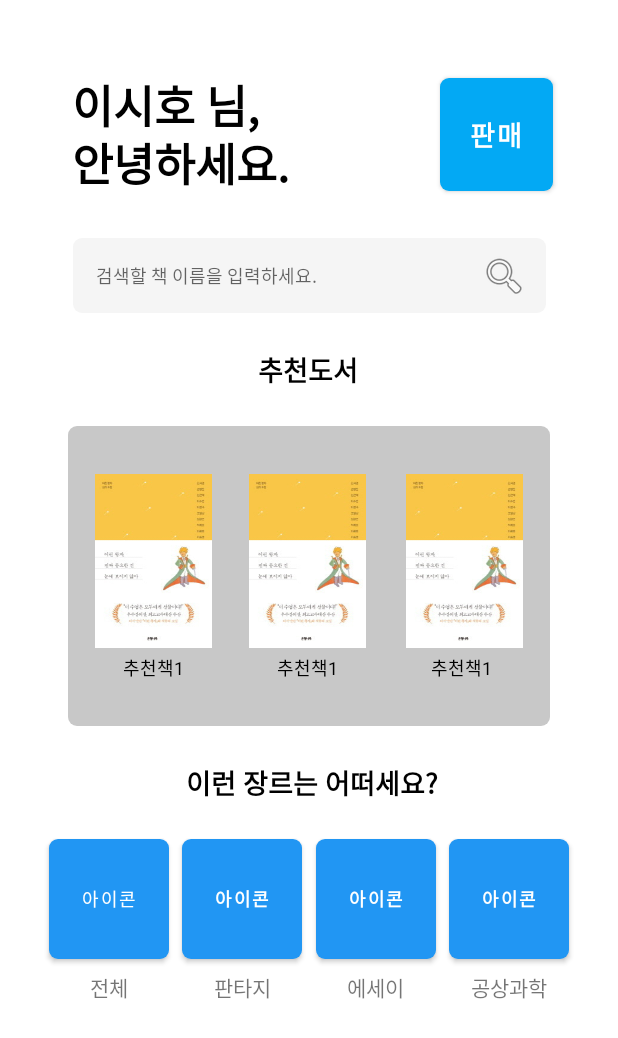
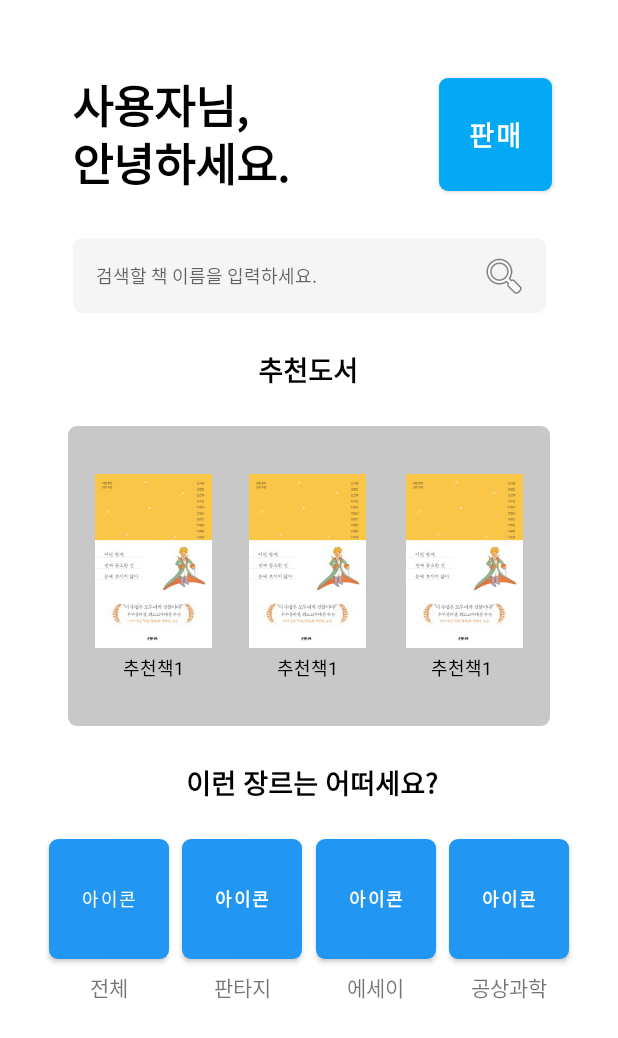
Before and after one commit to young6126/SHbook, an Android app: the SearchMainActivity screen opened directly, with no data from a screen before it, on a phone screen of 412 x 824 dp. Shown: the top 1038 px of the screen. Run offline under Robolectric (Android 15) with nearby library versions, the phone set to English and light mode, and no system bars.

```diff
--- a/app/src/main/java/com/example/shbook/SearchMainActivity.java
+++ b/app/src/main/java/com/example/shbook/SearchMainActivity.java
@@ -1,21 +1,17 @@
 package com.example.shbook;
 
-import androidx.appcompat.app.AppCompatActivity;
-
-import android.app.Activity;
-import android.app.AlertDialog;
-import android.content.DialogInterface;
 import android.content.Intent;
+import android.content.SharedPreferences;
 import android.os.Bundle;
-import android.util.Log;
+import android.view.KeyEvent;
 import android.view.View;
+import android.view.inputmethod.EditorInfo;
 import android.widget.Button;
 import android.widget.EditText;
+import android.widget.TextView;
 import android.widget.Toast;
 
-import com.google.zxing.client.android.Intents;
-import com.google.zxing.integration.android.IntentIntegrator;
-import com.google.zxing.integration.android.IntentResult;
+import androidx.appcompat.app.AppCompatActivity;
 
 public class SearchMainActivity extends AppCompatActivity {
     private long backKeyPressedTime = 0;    // '뒤로' 버튼을 클릭했을 때의 시간
@@ -23,22 +19,37 @@ public class SearchMainActivity extends AppCompatActivity {
     private Toast toast;
     Button btnSell;
     EditText searchEdit;
-
+    TextView profileText1;
     @Override
     protected void onCreate(Bundle savedInstanceState) {
         super.onCreate(savedInstanceState);
         setContentView(R.layout.search_main);
-
+        SharedPreferences pref = getSharedPreferences("LoginData",MODE_PRIVATE);
+        String loginData = pref.getString("ID","사용자") + "님, \n안녕하세요.";
         btnSell = (Button)findViewById(R.id.sellBtn1);
         searchEdit = (EditText)findViewById(R.id.searchEdittext);
-
-
+        profileText1 = (TextView)findViewById(R.id.profileText1);
+        profileText1.setText(loginData);
         btnSell.setOnClickListener(new View.OnClickListener() {
             @Override
             public void onClick(View view) {
                 Intent intent = new Intent(getApplicationContext(), SellMain.class);
                 startActivity(intent);
                 finish();
+            }
+        });
+        searchEdit.setOnEditorActionListener(new TextView.OnEditorActionListener() {
+
+            @Override
+            public boolean onEditorAction(TextView v, int actionId, KeyEvent event) {
+                if (actionId == EditorInfo.IME_ACTION_SEARCH) {
+                    final String text = searchEdit.getText().toString();
+                    Intent intent = new Intent(getApplicationContext(),SearchResultActivity.class);
+                    intent.putExtra("Searchhint",text);
+                    startActivity(intent);
+                    return true;
+                }
+                return false;
             }
         });
     }
--- a/app/src/main/java/com/example/shbook/SellPage.java
+++ b/app/src/main/java/com/example/shbook/SellPage.java
@@ -58,8 +58,6 @@ public class SellPage extends AppCompatActivity {
 
     private FirebaseDatabase database = FirebaseDatabase.getInstance(); //데이터베이스에 접근할 수 있는 진입점 클래스
     private DatabaseReference databaseReference = database.getReference(); //실시간 데이터베이스주소 저장
-
-
 
     View priceView;
     View statusView;
--- a/app/src/main/res/layout/bookdetails.xml
+++ b/app/src/main/res/layout/bookdetails.xml
@@ -106,6 +106,7 @@
     </androidx.constraintlayout.widget.ConstraintLayout>
 
     <androidx.constraintlayout.widget.ConstraintLayout
+        android:id="@+id/seller1"
         android:layout_width="match_parent"
         android:layout_height="100dp"
         android:layout_marginTop="20dp"
@@ -166,4 +167,5 @@
             app:layout_constraintStart_toStartOf="@+id/sellPrice"
             app:layout_constraintTop_toBottomOf="@+id/sellPrice" />
     </androidx.constraintlayout.widget.ConstraintLayout>
+
 </androidx.constraintlayout.widget.ConstraintLayout>
--- a/app/src/main/res/layout/login.xml
+++ b/app/src/main/res/layout/login.xml
@@ -76,6 +76,7 @@
         android:layout_marginTop="8dp"
         android:text="아이디 혹은 비밀번호가 틀렸습니다."
         android:textColor="#E91E63"
+        android:visibility="invisible"
         app:layout_constraintEnd_toEndOf="parent"
         app:layout_constraintStart_toStartOf="parent"
         app:layout_constraintTop_toBottomOf="@+id/pwEdit"
--- a/app/src/main/res/layout/search_main.xml
+++ b/app/src/main/res/layout/search_main.xml
@@ -28,10 +28,7 @@
         android:id="@+id/sellBtn1"
         android:layout_width="75dp"
         android:layout_height="75dp"
-        android:layout_marginStart="100dp"
-        android:layout_marginLeft="100dp"
         android:layout_marginEnd="44dp"
-        android:layout_marginRight="44dp"
         android:background="@drawable/edittext_round"
         android:text="판매"
         android:textSize="18sp"
@@ -39,7 +36,6 @@
         app:backgroundTint="#03A9F4"
         app:layout_constraintBottom_toBottomOf="@+id/profileText1"
         app:layout_constraintEnd_toEndOf="parent"
-        app:layout_constraintStart_toEndOf="@+id/profileText1"
         app:layout_constraintTop_toTopOf="@+id/profileText1" />
 
     <EditText
@@ -51,6 +47,7 @@
         android:ems="10"
         android:hint="검색할 책 이름을 입력하세요."
         android:inputType="text"
+        android:imeOptions="actionSearch"
         android:padding="15dp"
         android:paddingLeft="15dp"
         android:paddingTop="15dp"
@@ -87,7 +84,7 @@
         app:layout_constraintTop_toBottomOf="@+id/searchEdittext" />
 
     <androidx.constraintlayout.widget.ConstraintLayout
-        android:id="@+id/constraintLayout"
+        android:id="@+id/result1"
         android:layout_width="321dp"
         android:layout_height="200dp"
         android:layout_marginTop="24dp"
@@ -181,7 +178,7 @@
         app:layout_constraintEnd_toEndOf="parent"
         app:layout_constraintHorizontal_bias="0.507"
         app:layout_constraintStart_toStartOf="parent"
-        app:layout_constraintTop_toBottomOf="@+id/constraintLayout" />
+        app:layout_constraintTop_toBottomOf="@+id/result1" />
 
     <Button
         android:id="@+id/button7"
--- a/app/src/main/res/layout/signup_main.xml
+++ b/app/src/main/res/layout/signup_main.xml
@@ -217,6 +217,7 @@
                 android:layout_marginTop="12dp"
                 android:text="비밀번호는 6~12자 이상이여야 합니다."
                 android:textColor="#E91E63"
+                android:visibility="invisible"
                 app:layout_constraintStart_toStartOf="parent"
                 app:layout_constraintTop_toBottomOf="@+id/signinID2"
                 tools:visibility="invisible" />
@@ -229,6 +230,7 @@
                 android:layout_marginTop="12dp"
                 android:text="정확한 나이를 입력해주세요."
                 android:textColor="#E91E63"
+                android:visibility="invisible"
                 app:layout_constraintStart_toStartOf="parent"
                 app:layout_constraintTop_toBottomOf="@+id/signinID3"
                 tools:visibility="invisible" />
```
Also changed, not shown: app/src/main/AndroidManifest.xml (+10 -9 lines), app/src/main/java/com/example/shbook/BookDetailsActivity.java (added, +29 -0 lines), app/src/main/java/com/example/shbook/LoadingActivity.java (added, +39 -0 lines), app/src/main/java/com/example/shbook/LoginActivity.java (+9 -2 lines), app/src/main/java/com/example/shbook/SearchResultActivity.java (added, +44 -0 lines), app/src/main/java/com/example/shbook/SellerDetailsActivity.java (added, +18 -0 lines), app/src/main/res/layout/search_result.xml (+5 -15 lines).
